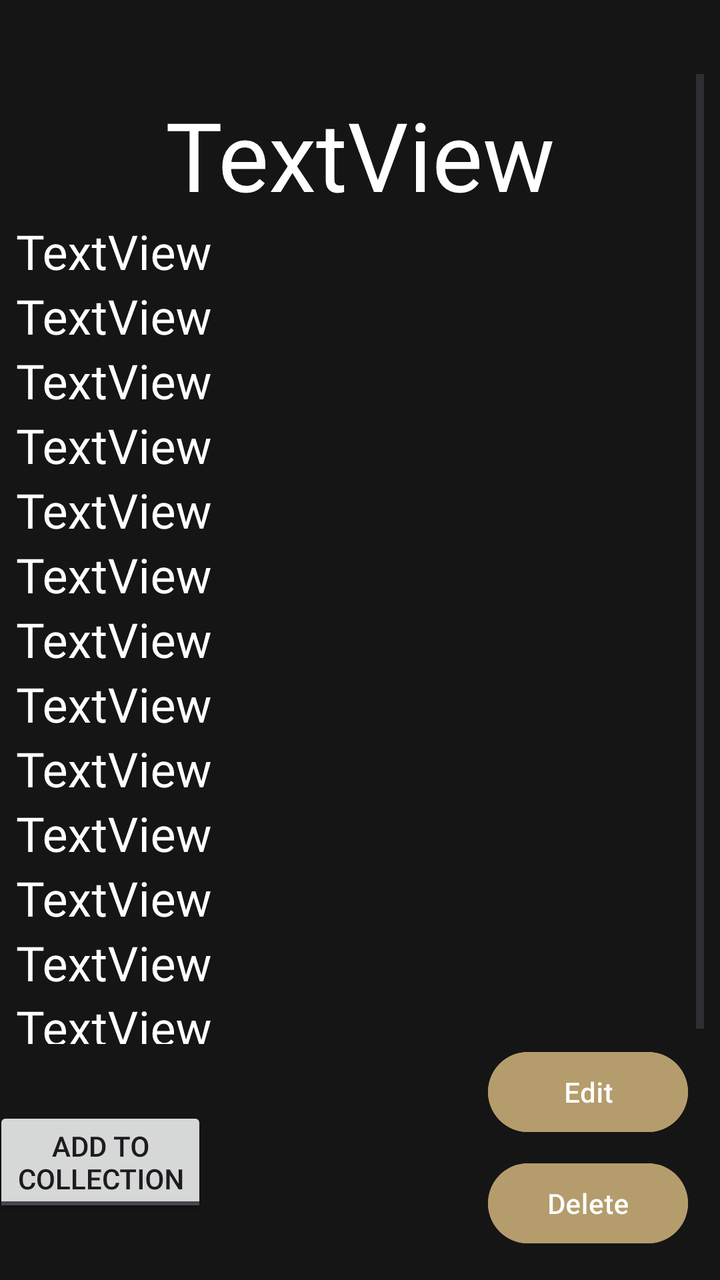
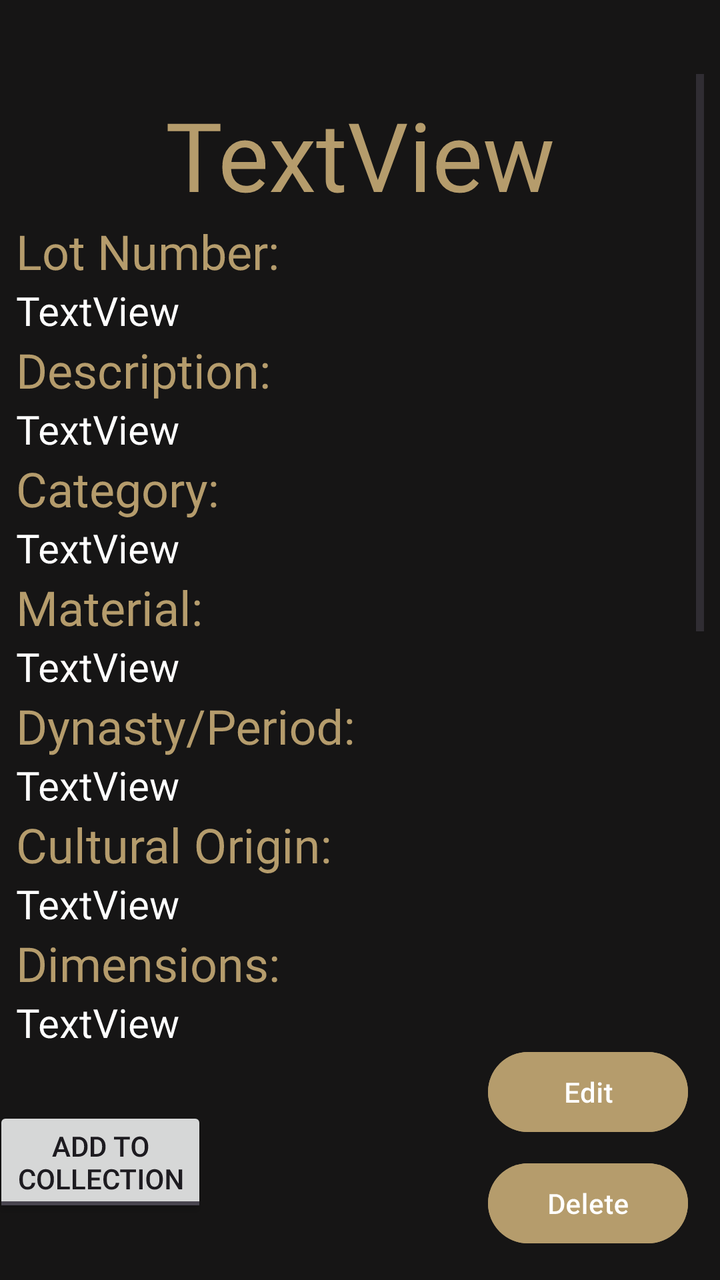

Before-and-after screenshots of an Android layout around one commit, followed by the original layout XML and the change that was made.
<!-- AndroidManifest.xml: application theme Theme.B07DemoSummer2024 -->
<!-- res/layout/fragment_expanded_artifact_view.xml -->
<?xml version="1.0" encoding="utf-8"?>
<androidx.constraintlayout.widget.ConstraintLayout xmlns:android="http://schemas.android.com/apk/res/android"
    xmlns:app="http://schemas.android.com/apk/res-auto"
    xmlns:tools="http://schemas.android.com/tools"
    android:layout_width="match_parent"
    android:layout_height="match_parent"
    android:background="@color/softblack"
    android:rotationX="360"
    android:scaleX="1">

    <Button
        android:id="@+id/button"
        android:layout_width="100dp"
        android:layout_height="48dp"
        android:layout_marginEnd="16dp"
        android:layout_marginBottom="7dp"
        android:backgroundTint="@color/lightgold"
        android:text="Delete"
        android:textColorLink="#9B0808"
        app:layout_constraintBottom_toBottomOf="parent"
        app:layout_constraintEnd_toEndOf="parent"
        app:layout_constraintTop_toBottomOf="@+id/button2" />

    <Button
        android:id="@+id/button2"
        android:layout_width="100dp"
        android:layout_height="48dp"
        android:layout_marginEnd="16dp"
        android:layout_marginBottom="70dp"
        android:backgroundTint="@color/lightgold"
        android:text="Edit"
        android:textColorLink="#A4680F"
        app:layout_constraintBottom_toBottomOf="parent"
        app:layout_constraintEnd_toEndOf="parent" />

    <ScrollView
        android:id="@+id/scrollView3"
        android:layout_width="0dp"
        android:layout_height="0dp"
        android:layout_marginStart="8dp"
        android:layout_marginTop="37dp"
        android:layout_marginEnd="8dp"
        app:layout_constraintBottom_toTopOf="@+id/button2"
        app:layout_constraintEnd_toEndOf="parent"
        app:layout_constraintHorizontal_bias="0.53"
        app:layout_constraintStart_toStartOf="parent"
        app:layout_constraintTop_toTopOf="parent">

        <LinearLayout
            android:id="@+id/linearLayout2"
            android:layout_width="match_parent"
            android:layout_height="wrap_content"
            android:orientation="vertical">

            <ImageView
                android:id="@+id/imageView5"
                android:layout_width="match_parent"
                android:layout_height="wrap_content"
                android:layout_marginTop="8dp"
                android:adjustViewBounds="false" />

            <TextView
                android:id="@+id/name"
                android:layout_width="match_parent"
                android:layout_height="wrap_content"
                android:text="TextView"
                android:textAlignment="center"
                android:textColor="@color/white"
                android:textSize="48sp" />

            <TextView
                android:id="@+id/Lotnum"
                android:layout_width="match_parent"
                android:layout_height="wrap_content"
                android:text="TextView"
                android:textColor="@color/white"
                android:textSize="24sp" />

            <TextView
                android:id="@+id/description"
                android:layout_width="match_parent"
                android:layout_height="wrap_content"
                android:text="TextView"
                android:textColor="@color/white"
                android:textSize="24sp" />

            <TextView
                android:id="@+id/category"
                android:layout_width="match_parent"
                android:layout_height="wrap_content"
                android:text="TextView"
                android:textColor="@color/white"
                android:textSize="24sp" />

            <TextView
                android:id="@+id/material"
                android:layout_width="match_parent"
                android:layout_height="wrap_content"
                android:text="TextView"
                android:textColor="@color/white"
                android:textSize="24sp" />

            <TextView
                android:id="@+id/dynastyPeriod"
                android:layout_width="match_parent"
                android:layout_height="wrap_content"
                android:text="TextView"
                android:textColor="@color/white"
                android:textSize="24sp" />

            <TextView
                android:id="@+id/culturalOrigin"
                android:layout_width="match_parent"
                android:layout_height="wrap_content"
                android:text="TextView"
                android:textColor="@color/white"
                android:textSize="24sp" />

            <TextView
                android:id="@+id/dimensions"
                android:layout_width="match_parent"
                android:layout_height="wrap_content"
                android:text="TextView"
                android:textColor="@color/white"
                android:textSize="24sp" />

            <TextView
                android:id="@+id/conditionReport"
                android:layout_width="match_parent"
                android:layout_height="wrap_content"
                android:text="TextView"
                android:textColor="@color/white"
                android:textSize="24sp" />

            <TextView
                android:id="@+id/currentLocation"
                android:layout_width="match_parent"
                android:layout_height="wrap_content"
                android:text="TextView"
                android:textColor="@color/white"
                android:textSize="24sp" />

            <TextView
                android:id="@+id/acquisitionMethod"
                android:layout_width="match_parent"
                android:layout_height="wrap_content"
                android:text="TextView"
                android:textColor="@color/white"
                android:textSize="24sp" />

            <TextView
                android:id="@+id/provenance"
                android:layout_width="match_parent"
                android:layout_height="wrap_content"
                android:text="TextView"
                android:textColor="@color/white"
                android:textSize="24sp" />

            <TextView
                android:id="@+id/accessionNumber"
                android:layout_width="match_parent"
                android:layout_height="wrap_content"
                android:text="TextView"
                android:textColor="@color/white"
                android:textSize="24sp" />

            <TextView
                android:id="@+id/notes"
                android:layout_width="match_parent"
                android:layout_height="wrap_content"
                android:text="TextView"
                android:textColor="@color/white"
                android:textSize="24sp" />


        </LinearLayout>
    </ScrollView>

    <ToggleButton
        android:id="@+id/saveArtifactToggle"
        android:layout_width="wrap_content"
        android:layout_height="wrap_content"
        android:layout_marginStart="16dp"
        android:layout_marginEnd="160dp"
        android:allowUndo="false"
        android:checked="false"
        android:clickable="true"
        android:focusable="true"
        android:lines="2"
        android:textOff="Add to\nCollection"
        android:textOn="Remove from\nCollection"
        app:layout_constraintBottom_toBottomOf="parent"
        app:layout_constraintEnd_toStartOf="@+id/button"
        app:layout_constraintStart_toStartOf="parent"
        app:layout_constraintTop_toBottomOf="@+id/scrollView3" />

</androidx.constraintlayout.widget.ConstraintLayout>
<!-- resources referenced by this layout -->
<resources>
  <color name="lightgold">#B59C6C</color>
  <color name="softblack">#161515</color>
  <color name="white">#FFFFFFFF</color>
  <style name="Theme.B07DemoSummer2024" parent="Base.Theme.B07DemoSummer2024" />
  <style name="Base.Theme.B07DemoSummer2024" parent="Theme.Material3.DayNight.NoActionBar">
          
          
          <item name="android:statusBarColor">@color/softblack</item>
          <item name="android:navigationBarColor">@color/softblack</item>
      </style>
</resources>

<!-- the commit's change to res/layout/fragment_expanded_artifact_view.xml (unified diff, before → after) -->
@@ -65,15 +65,31 @@
                 android:layout_height="wrap_content"
                 android:text="TextView"
                 android:textAlignment="center"
-                android:textColor="@color/white"
+                android:textColor="@color/lightgold"
                 android:textSize="48sp" />
 
             <TextView
+                android:id="@+id/textView2"
+                android:layout_width="match_parent"
+                android:layout_height="wrap_content"
+                android:text="Lot Number:"
+                android:textColor="@color/lightgold"
+                android:textSize="24sp" />
+
+            <TextView
                 android:id="@+id/Lotnum"
                 android:layout_width="match_parent"
                 android:layout_height="wrap_content"
                 android:text="TextView"
                 android:textColor="@color/white"
+                android:textSize="20sp" />
+
+            <TextView
+                android:id="@+id/textView5"
+                android:layout_width="match_parent"
+                android:layout_height="wrap_content"
+                android:text="Description:"
+                android:textColor="@color/lightgold"
                 android:textSize="24sp" />
 
             <TextView
@@ -82,6 +98,14 @@
                 android:layout_height="wrap_content"
                 android:text="TextView"
                 android:textColor="@color/white"
+                android:textSize="20sp" />
+
+            <TextView
+                android:id="@+id/textView6"
+                android:layout_width="match_parent"
+                android:layout_height="wrap_content"
+                android:text="Category:"
+                android:textColor="@color/lightgold"
                 android:textSize="24sp" />
 
             <TextView
@@ -90,6 +114,14 @@
                 android:layout_height="wrap_content"
                 android:text="TextView"
                 android:textColor="@color/white"
+                android:textSize="20sp" />
+
+            <TextView
+                android:id="@+id/textView7"
+                android:layout_width="match_parent"
+                android:layout_height="wrap_content"
+                android:text="Material:"
+                android:textColor="@color/lightgold"
                 android:textSize="24sp" />
 
             <TextView
@@ -98,6 +130,14 @@
                 android:layout_height="wrap_content"
                 android:text="TextView"
                 android:textColor="@color/white"
+                android:textSize="20sp" />
+
+            <TextView
+                android:id="@+id/textView8"
+                android:layout_width="match_parent"
+                android:layout_height="wrap_content"
+                android:text="Dynasty/Period:"
+                android:textColor="@color/lightgold"
                 android:textSize="24sp" />
 
             <TextView
@@ -106,6 +146,14 @@
                 android:layout_height="wrap_content"
                 android:text="TextView"
                 android:textColor="@color/white"
+                android:textSize="20sp" />
+
+            <TextView
+                android:id="@+id/textView9"
+                android:layout_width="match_parent"
+                android:layout_height="wrap_content"
+                android:text="Cultural Origin:"
+                android:textColor="@color/lightgold"
                 android:textSize="24sp" />
 
             <TextView
@@ -114,6 +162,14 @@
                 android:layout_height="wrap_content"
                 android:text="TextView"
                 android:textColor="@color/white"
+                android:textSize="20sp" />
+
+            <TextView
+                android:id="@+id/textView10"
+                android:layout_width="match_parent"
+                android:layout_height="wrap_content"
+                android:text="Dimensions:"
+                android:textColor="@color/lightgold"
                 android:textSize="24sp" />
 
             <TextView
@@ -122,6 +178,14 @@
                 android:layout_height="wrap_content"
                 android:text="TextView"
                 android:textColor="@color/white"
+                android:textSize="20sp" />
+
+            <TextView
+                android:id="@+id/textView11"
+                android:layout_width="match_parent"
+                android:layout_height="wrap_content"
+                android:text="Condition:"
+                android:textColor="@color/lightgold"
                 android:textSize="24sp" />
 
             <TextView
@@ -130,6 +194,14 @@
                 android:layout_height="wrap_content"
                 android:text="TextView"
                 android:textColor="@color/white"
+                android:textSize="20sp" />
+
+            <TextView
+                android:id="@+id/textView12"
+                android:layout_width="match_parent"
+                android:layout_height="wrap_content"
+                android:text="Current Location:"
+                android:textColor="@color/lightgold"
                 android:textSize="24sp" />
 
             <TextView
@@ -138,6 +210,14 @@
                 android:layout_height="wrap_content"
                 android:text="TextView"
                 android:textColor="@color/white"
+                android:textSize="20sp" />
+
+            <TextView
+                android:id="@+id/textView13"
+                android:layout_width="match_parent"
+                android:layout_height="wrap_content"
+                android:text="Aquisistion Method:"
+                android:textColor="@color/lightgold"
                 android:textSize="24sp" />
 
             <TextView
@@ -146,6 +226,14 @@
                 android:layout_height="wrap_content"
                 android:text="TextView"
                 android:textColor="@color/white"
+                android:textSize="20sp" />
+
+            <TextView
+                android:id="@+id/textView14"
+                android:layout_width="match_parent"
+                android:layout_height="wrap_content"
+                android:text="Provenance: "
+                android:textColor="@color/lightgold"
                 android:textSize="24sp" />
 
             <TextView
@@ -154,7 +242,14 @@
                 android:layout_height="wrap_content"
                 android:text="TextView"
                 android:textColor="@color/white"
-                android:textSize="24sp" />
+                android:textSize="20sp" />
+
+            <TextView
+                android:id="@+id/textView15"
+                android:layout_width="match_parent"
+                android:layout_height="wrap_content"
+                android:textSize="24sp"
+                android:text="Accession Number:" />
 
             <TextView
                 android:id="@+id/accessionNumber"
@@ -162,7 +257,14 @@
                 android:layout_height="wrap_content"
                 android:text="TextView"
                 android:textColor="@color/white"
-                android:textSize="24sp" />
+                android:textSize="20sp" />
+
+            <TextView
+                android:id="@+id/textView16"
+                android:layout_width="match_parent"
+                android:layout_height="wrap_content"
+                android:textSize="24sp"
+                android:text="Notes: " />
 
             <TextView
                 android:id="@+id/notes"
@@ -170,7 +272,8 @@
                 android:layout_height="wrap_content"
                 android:text="TextView"
                 android:textColor="@color/white"
-                android:textSize="24sp" />
+                android:textSize="20sp" />
+
 
 
         </LinearLayout>
